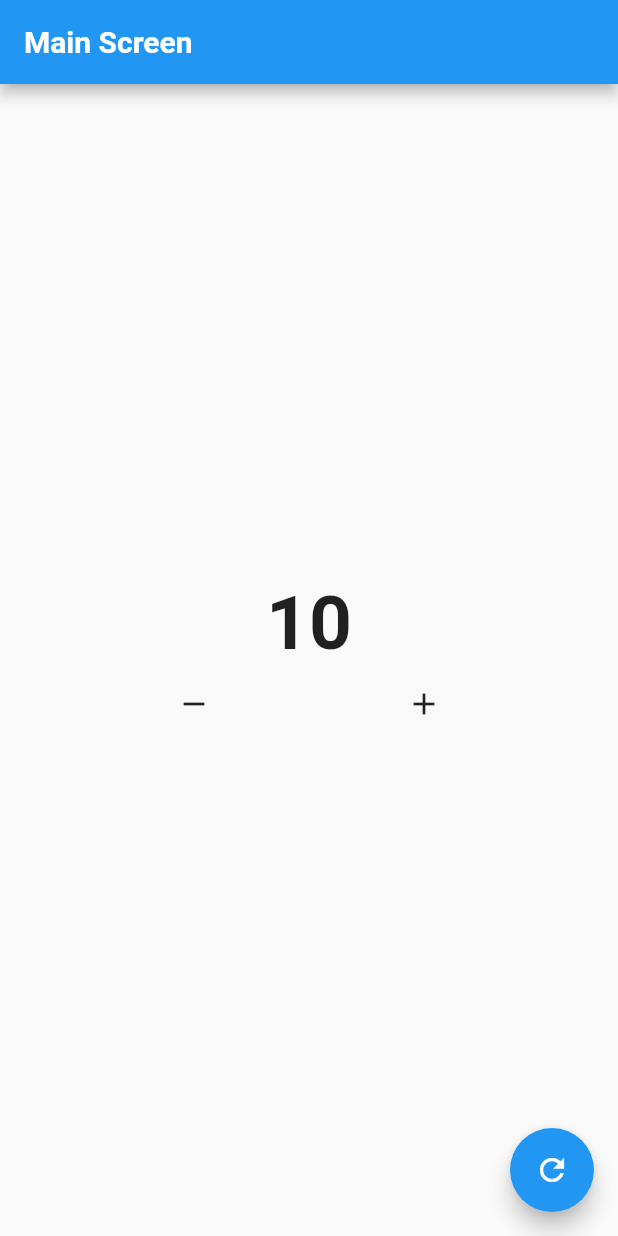
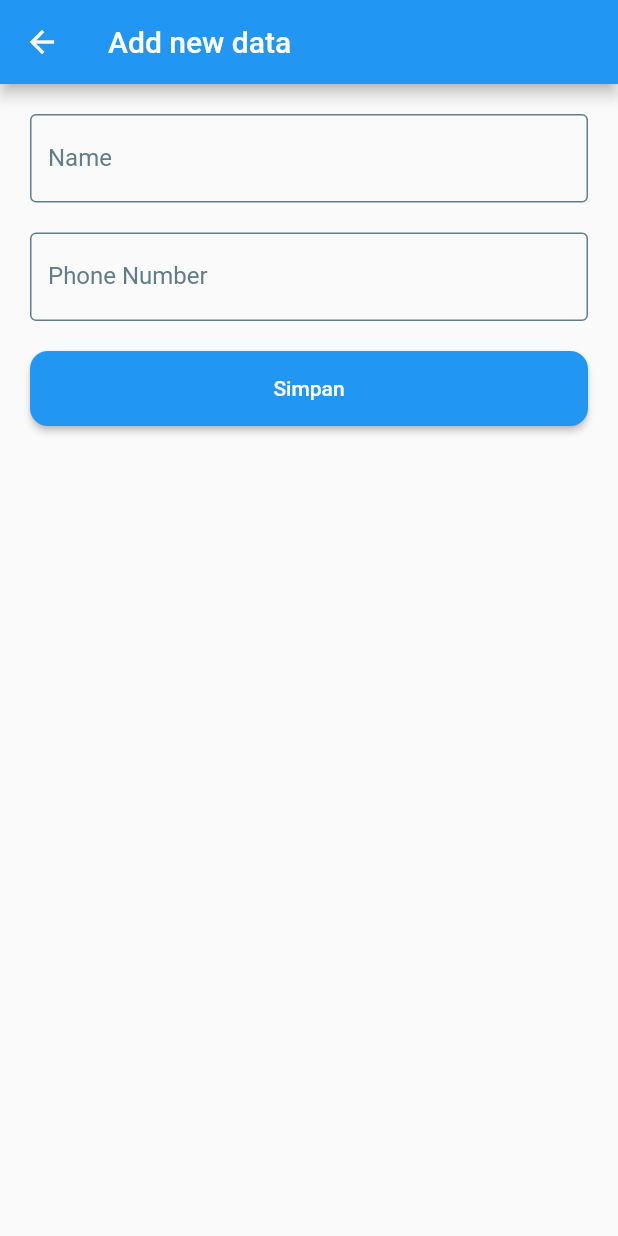
Before and after one commit to magerngulik/belajar_bloc, a Flutter app: the screen it shows after launch, after a tap on the "add" icon, on a phone screen of 412 x 824 dp. Run offline on Flutter 3.47's test engine with Material 2 defaults, Android fonts, the phone set to English and light mode, and no system bars; our stand-ins replace bloc, dio, equatable, firebase_core, flutter_bloc, image_picker; accounts and stored records are empty; network calls fail.

Commit message:
manambahkan setup product data

```diff
--- /dev/null
+++ b/lib/bloc/user/user_event.dart
@@ -0,0 +1,23 @@
+part of 'user_bloc.dart';
+
+abstract class UserEvent extends Equatable {
+  const UserEvent();
+
+  @override
+  List<Object> get props => [];
+}
+
+class AddUserEvent extends UserEvent {
+  AddUserEvent(this.user);
+  final User user;
+}
+
+class DeleteUserEvent extends UserEvent {
+  DeleteUserEvent(this.user);
+  final User user;
+}
+
+class EditUserEvent extends UserEvent {
+  EditUserEvent(this.user);
+  final User user;
+}
--- /dev/null
+++ b/lib/bloc/user/user_state.dart
@@ -0,0 +1,26 @@
+part of 'user_bloc.dart';
+
+abstract class UserState extends Equatable {
+  UserState(this.allUser);
+
+  List<User> allUser;
+
+  @override
+  List<Object> get props => [allUser];
+}
+
+class UserInitial extends UserState {
+  UserInitial(super.allUser);
+}
+
+class UserLoading extends UserState {
+  UserLoading(super.allUser);
+}
+
+class UserFinish extends UserState {
+  UserFinish(super.allUser);
+}
+
+class UserError extends UserState {
+  UserError(super.allUser);
+}
--- a/lib/general_observer.dart
+++ b/lib/general_observer.dart
@@ -23,7 +23,6 @@ class MyBlocObserver extends BlocObserver {
   void onTransition(Bloc bloc, Transition transition) {
     super.onTransition(bloc, transition);
     // TODO: implement onChange
-
     print("$bloc => $transition");
   }
 }
--- a/lib/main.dart
+++ b/lib/main.dart
@@ -1,6 +1,8 @@
 import 'package:counter_apk_bloc/bloc/counter.dart';
+import 'package:counter_apk_bloc/bloc/user/user_bloc.dart';
 import 'package:counter_apk_bloc/general_observer.dart';
 import 'package:counter_apk_bloc/page/home.dart';
+import 'package:counter_apk_bloc/page/page_data/home/home_list.dart';
 import 'package:flutter/material.dart';
 import 'package:flutter_bloc/flutter_bloc.dart';
 
@@ -23,13 +25,16 @@ class MyApp extends StatelessWidget {
         BlocProvider(
           create: (context) => myTheme,
         ),
+        BlocProvider(
+          create: (context) => UserBloc(),
+        )
       ],
       child: BlocBuilder<ThemeBloc, bool>(
         bloc: myTheme,
         builder: (context, state) {
           return MaterialApp(
             theme: (state) ? ThemeData.light() : ThemeData.dark(),
-            home: HomePage(),
+            home: HomePageList(),
           );
         },
       ),
--- /dev/null
+++ b/lib/model/user_model.dart
@@ -0,0 +1,7 @@
+class User {
+  int? id;
+  String? name;
+  int? age;
+
+  User({required this.id, required this.name, required this.age});
+}
--- /dev/null
+++ b/lib/page/page_data/add_edit/edit_page_list.dart
@@ -0,0 +1,131 @@
+import 'dart:math';
+import 'package:counter_apk_bloc/bloc/user/user_bloc.dart';
+import 'package:counter_apk_bloc/model/user_model.dart';
+import 'package:flutter/material.dart';
+import 'package:flutter_bloc/flutter_bloc.dart';
+
+class AddEditPage extends StatefulWidget {
+  User? item;
+  AddEditPage({this.item, super.key});
+
+  @override
+  State<AddEditPage> createState() => _AddEditPageState();
+}
+
+class _AddEditPageState extends State<AddEditPage> {
+  TextEditingController nameC = TextEditingController();
+  TextEditingController ageC = TextEditingController();
+
+  @override
+  void initState() {
+    if (widget.item != null) {
+      nameC.text = widget.item!.name as String;
+      ageC.text = "${widget.item!.age.toString()}";
+    }
+    super.initState();
+  }
+
+  @override
+  Widget build(BuildContext context) {
+    UserBloc userB = context.read<UserBloc>();
+    return Scaffold(
+        appBar: AppBar(
+          title: Text("Add new data"),
+          actions: [],
+        ),
+        body: ListView(
+          padding: EdgeInsets.symmetric(horizontal: 20.0),
+          children: [
+            SizedBox(
+              height: 20.0,
+            ),
+            Container(
+              margin: EdgeInsets.only(),
+              child: TextFormField(
+                controller: nameC,
+                decoration: InputDecoration(
+                  hintText: "Type your name",
+                  labelText: 'Name',
+                  labelStyle: TextStyle(
+                    color: Colors.blueGrey,
+                  ),
+                  enabledBorder: OutlineInputBorder(
+                    borderSide: BorderSide(
+                      color: Colors.blueGrey,
+                    ),
+                  ),
+                  border: OutlineInputBorder(
+                    borderSide: BorderSide(
+                      color: Colors.blueGrey,
+                    ),
+                  ),
+                ),
+                onChanged: (value) {},
+              ),
+            ),
+            SizedBox(
+              height: 20.0,
+            ),
+            Container(
+              margin: EdgeInsets.only(),
+              child: TextFormField(
+                keyboardType: TextInputType.number,
+                controller: ageC,
+                decoration: InputDecoration(
+                  hintText: "Type your phone number",
+                  labelText: 'Phone Number',
+                  labelStyle: TextStyle(
+                    color: Colors.blueGrey,
+                  ),
+                  border: OutlineInputBorder(
+                    borderSide: BorderSide(
+                      color: Colors.blueGrey,
+                    ),
+                  ),
+                  enabledBorder: OutlineInputBorder(
+                    borderSide: BorderSide(
+                      color: Colors.blueGrey,
+                    ),
+                  ),
+                ),
+                onChanged: (value) {},
+              ),
+            ),
+            SizedBox(
+              height: 20.0,
+            ),
+            SizedBox(
+              height: 50,
+              child: ElevatedButton(
+                style: ElevatedButton.styleFrom(
+                  shape: RoundedRectangleBorder(
+                    borderRadius: BorderRadius.circular(12), // <-- Radius
+                  ),
+                ),
+                onPressed: () {
+                  if (widget.item == null) {
+                    userB.add(AddUserEvent(User(
+                        id: Random().nextInt(999),
+                        age: int.parse(ageC.text),
+                        name: nameC.text)));
+                  } else {
+                    userB.add(
+                      EditUserEvent(
+                        User(
+                          id: widget.item!.id,
+                          name: nameC.text,
+                          age: int.parse(ageC.text),
+                        ),
+                      ),
+                    );
+                  }
+
+                  Navigator.pop(context);
+                },
+                child: Text("Simpan"),
+              ),
+            ),
+          ],
+        ));
+  }
+}
--- /dev/null
+++ b/lib/page/page_data/home/home_list.dart
@@ -0,0 +1,89 @@
+// ignore_for_file: camel_case_types, prefer_typing_uninitialized_variables
+import 'package:counter_apk_bloc/bloc/user/user_bloc.dart';
+import 'package:counter_apk_bloc/model/user_model.dart';
+import 'package:counter_apk_bloc/page/page_data/add_edit/edit_page_list.dart';
+import 'package:flutter/material.dart';
+import 'package:flutter_bloc/flutter_bloc.dart';
+
+class HomePageList extends StatefulWidget {
+  HomePageList({Key? key}) : super(key: key);
+
+  @override
+  State<HomePageList> createState() => _HomePageListState();
+}
+
+class _HomePageListState extends State<HomePageList> {
+  @override
+  Widget build(BuildContext context) {
+    UserBloc userb = context.read<UserBloc>();
+    return Scaffold(
+      appBar: AppBar(
+        title: Text("Home page list"),
+        actions: [],
+      ),
+      body: BlocBuilder<UserBloc, UserState>(
+        bloc: userb,
+        builder: (context, state) {
+          if (state.allUser.isEmpty) {
+            return const Center(
+              child: Text(
+                "Tidak ada data",
+                style: TextStyle(
+                  fontSize: 20.0,
+                ),
+              ),
+            );
+          }
+          return Container(
+            height: 500,
+            child: ListView.builder(
+              itemCount: state.allUser.length,
+              shrinkWrap: true,
+              physics: ScrollPhysics(),
+              itemBuilder: (context, index) {
+                User item = state.allUser[index];
+                return Card(
+                  child: ListTile(
+                    leading: CircleAvatar(
+                      backgroundColor: Colors.grey[200],
+                      child: Text("$index"),
+                    ),
+                    title: Text("${item.name}"),
+                    subtitle: Text("${item.age}"),
+                    trailing: IconButton(
+                      onPressed: () async {
+                        userb.add(DeleteUserEvent(item));
+                      },
+                      icon: const Icon(
+                        Icons.delete,
+                        size: 24.0,
+                      ),
+                    ),
+                    onTap: () {
+                      Navigator.push(
+                        context,
+                        MaterialPageRoute(
+                            builder: (context) => AddEditPage(
+                                  item: item,
+                                )),
+                      );
+                    },
+                  ),
+                );
+              },
+            ),
+          );
+        },
+      ),
+      floatingActionButton: FloatingActionButton(
+        child: const Icon(Icons.add),
+        onPressed: () {
+          Navigator.push(
+            context,
+            MaterialPageRoute(builder: (context) => AddEditPage()),
+          );
+        },
+      ),
+    );
+  }
+}
```
Also changed, not shown: lib/bloc/product/product_bloc.dart (added, +13 -0 lines), lib/bloc/product/product_event.dart (added, +28 -0 lines), lib/bloc/product/product_state.dart (added, +14 -0 lines), lib/bloc/user/user_bloc.dart (added, +41 -0 lines), lib/model/product_model.dart (added, +39 -0 lines), lib/page/product_page/add_edit_product/add_edit_product.dart (added, +49 -0 lines), lib/page/product_page/home_product/home_product.dart (added, +106 -0 lines), lib/shared/util/input.dart (added, +12 -0 lines), lib/shared/widget/image_picker.dart (added, +130 -0 lines), pubspec.yaml (+11 -1 lines), lib/firebase_options.dart (added), pubspec.lock, 56 other files.
